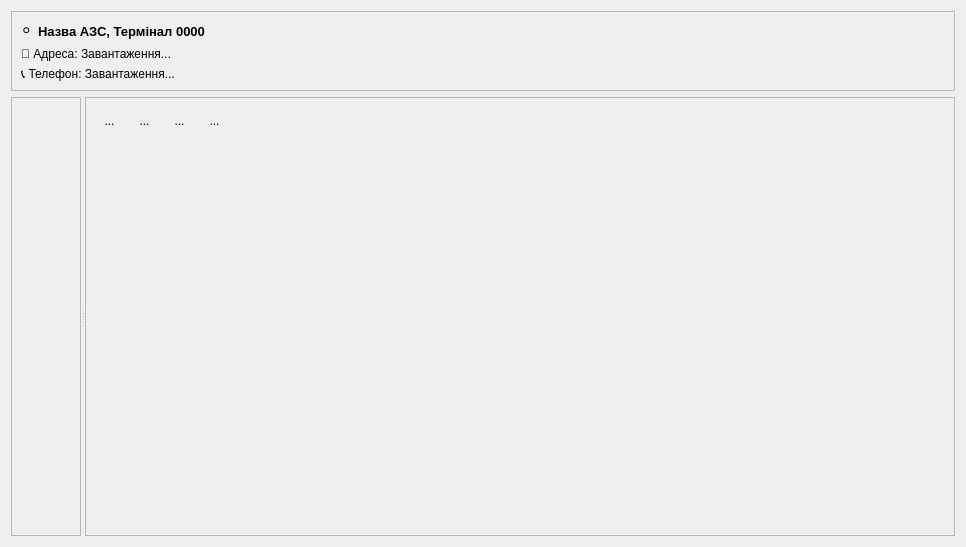
The window that Gandalf/Terminals/generalinfowidget.ui (rust3128/WhiteTower) describes before a commit, drawn with Qt 5.
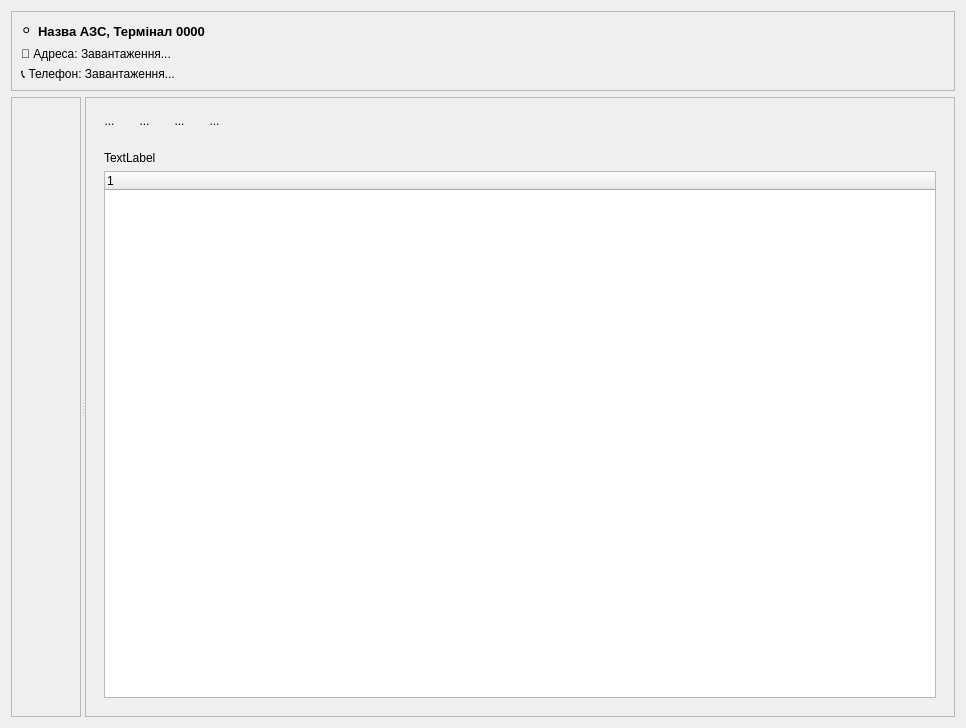
The same window after the commit. The open tabs and pages were chosen to show the change. Icons and pictures are not drawn.

What changed in the file:
```diff
--- a/Gandalf/Terminals/generalinfowidget.ui
+++ b/Gandalf/Terminals/generalinfowidget.ui
@@ -7,7 +7,7 @@
     <x>0</x>
     <y>0</y>
     <width>966</width>
-    <height>547</height>
+    <height>728</height>
    </rect>
   </property>
   <property name="windowTitle">
@@ -97,7 +97,7 @@
          <x>0</x>
          <y>0</y>
          <width>68</width>
-         <height>435</height>
+         <height>616</height>
         </rect>
        </property>
        <layout class="QVBoxLayout" name="verticalLayout">
@@ -524,7 +524,26 @@
            </item>
           </layout>
          </widget>
-         <widget class="QWidget" name="pagePRK"/>
+         <widget class="QWidget" name="pagePRK">
+          <layout class="QVBoxLayout" name="verticalLayout_6">
+           <item>
+            <widget class="QLabel" name="labelTotalPRK">
+             <property name="text">
+              <string>TextLabel</string>
+             </property>
+            </widget>
+           </item>
+           <item>
+            <widget class="QTreeWidget" name="treeWidgetPRK">
+             <column>
+              <property name="text">
+               <string notr="true">1</string>
+              </property>
+             </column>
+            </widget>
+           </item>
+          </layout>
+         </widget>
          <widget class="QWidget" name="pageTanks">
           <layout class="QVBoxLayout" name="verticalLayout_4">
            <item>
```
Left out of the diff: 6 changed lines with no effect on the pictures.
